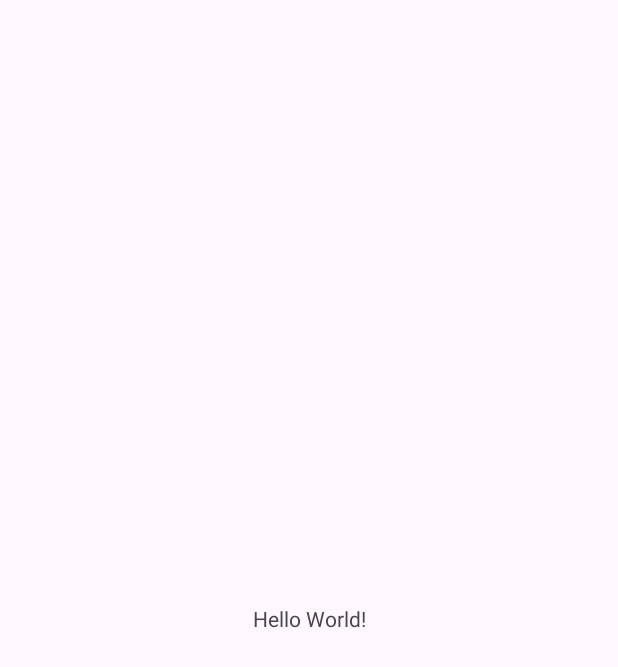
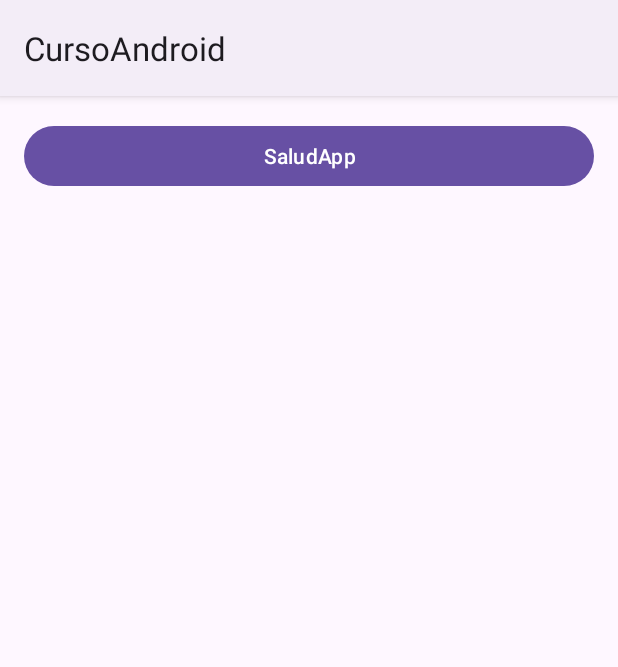
Before and after one commit to jorgeoj/CursoBasicoAndroid, an Android app: the screen it shows after launch (MainActivity before the commit, MenuActivity after it), on a phone screen of 412 x 824 dp. Before the commit the part shown is almost empty. Shown: the top 667 px of the screen. Run offline under Robolectric (Android 15) with nearby library versions, the phone set to English and light mode, and no system bars.

Commit message:
Activity menu para movernos entre actividades

```diff
--- a/app/src/main/java/com/example/cursoandroid/MainActivity.kt
+++ /dev/null
@@ -1,11 +0,0 @@
-package com.example.cursoandroid
-
-import androidx.appcompat.app.AppCompatActivity
-import android.os.Bundle
-
-class MainActivity : AppCompatActivity() {
-    override fun onCreate(savedInstanceState: Bundle?) {
-        super.onCreate(savedInstanceState)
-        setContentView(R.layout.activity_main)
-    }
-}
--- /dev/null
+++ b/app/src/main/java/com/example/cursoandroid/MenuActivity.kt
@@ -0,0 +1,22 @@
+package com.example.cursoandroid
+
+import android.content.Intent
+import androidx.appcompat.app.AppCompatActivity
+import android.os.Bundle
+import android.widget.Button
+import com.example.cursoandroid.firstapp.FirstAppActivity
+
+class MenuActivity : AppCompatActivity() {
+    override fun onCreate(savedInstanceState: Bundle?) {
+        super.onCreate(savedInstanceState)
+        setContentView(R.layout.activity_menu)
+
+        val btnSaludApp = findViewById<Button>(R.id.btnSaludApp)
+        btnSaludApp.setOnClickListener { navigateToSaludApp() }
+    }
+
+    fun navigateToSaludApp(){
+        val intent = Intent(this, FirstAppActivity::class.java)
+        startActivity(intent)
+    }
+}
--- a/app/src/main/java/com/example/cursoandroid/curso/exercises/Exercise1.kt
+++ b/app/src/main/java/com/example/cursoandroid/curso/exercises/Exercise1.kt
@@ -21,7 +21,6 @@ fun main(){
 
     printNotificationSummary(morningNotification)
     printNotificationSummary(eveningNotification)
-
 }
 
 fun printNotificationSummary(numberOfMessages: Int) {
--- /dev/null
+++ b/app/src/main/res/layout/activity_menu.xml
@@ -0,0 +1,16 @@
+<?xml version="1.0" encoding="utf-8"?>
+<LinearLayout xmlns:android="http://schemas.android.com/apk/res/android"
+    xmlns:tools="http://schemas.android.com/tools"
+    android:layout_width="match_parent"
+    android:layout_height="match_parent"
+    android:layout_margin="16dp"
+    android:orientation="vertical"
+    tools:context=".MenuActivity">
+
+    <Button
+        android:id="@+id/btnSaludApp"
+        android:layout_width="match_parent"
+        android:layout_height="wrap_content"
+        android:text="SaludApp"/>
+
+</LinearLayout>
--- a/app/src/main/res/layout/activity_main.xml
+++ b/app/src/main/res/layout/activity_result.xml
@@ -4,12 +4,15 @@
     xmlns:tools="http://schemas.android.com/tools"
     android:layout_width="match_parent"
     android:layout_height="match_parent"
-    tools:context=".MainActivity">
+    tools:context=".firstapp.ResultActivity">
 
     <TextView
+        android:id="@+id/tvResult"
         android:layout_width="wrap_content"
         android:layout_height="wrap_content"
-        android:text="Hello World!"
+        tools:text="Esto es un ejemplo"
+        android:textColor="@color/teal"
+        android:textSize="35sp"
         app:layout_constraintBottom_toBottomOf="parent"
         app:layout_constraintEnd_toEndOf="parent"
         app:layout_constraintStart_toStartOf="parent"
--- a/app/src/main/res/values-night/themes.xml
+++ b/app/src/main/res/values-night/themes.xml
@@ -1,6 +1,6 @@
 <resources xmlns:tools="http://schemas.android.com/tools">
     <!-- Base application theme. -->
-    <style name="Base.Theme.CursoAndroid" parent="Theme.Material3.DayNight.NoActionBar">
+    <style name="Base.Theme.CursoAndroid" parent="Theme.Material3.DayNight">
         <!-- Customize your dark theme here. -->
         <!-- <item name="colorPrimary">@color/my_dark_primary</item> -->
     </style>
--- a/app/src/main/res/values/colors.xml
+++ b/app/src/main/res/values/colors.xml
@@ -2,4 +2,6 @@
 <resources>
     <color name="black">#FF000000</color>
     <color name="white">#FFFFFFFF</color>
+    <color name="teal">#1EDABD</color>
+    <color name="purple">#CE86D1</color>
 </resources>
--- a/app/src/main/res/values/themes.xml
+++ b/app/src/main/res/values/themes.xml
@@ -1,6 +1,6 @@
 <resources xmlns:tools="http://schemas.android.com/tools">
     <!-- Base application theme. -->
-    <style name="Base.Theme.CursoAndroid" parent="Theme.Material3.DayNight.NoActionBar">
+    <style name="Base.Theme.CursoAndroid" parent="Theme.Material3.DayNight">
         <!-- Customize your light theme here. -->
         <!-- <item name="colorPrimary">@color/my_light_primary</item> -->
     </style>
```
Also changed, not shown: app/src/main/AndroidManifest.xml (+8 -1 lines), app/src/main/java/com/example/cursoandroid/firstapp/FirstAppActivity.kt (added, +35 -0 lines), app/src/main/java/com/example/cursoandroid/firstapp/ResultActivity.kt (added, +17 -0 lines), app/src/main/res/layout/activity_first_app.xml (added, +44 -0 lines).
